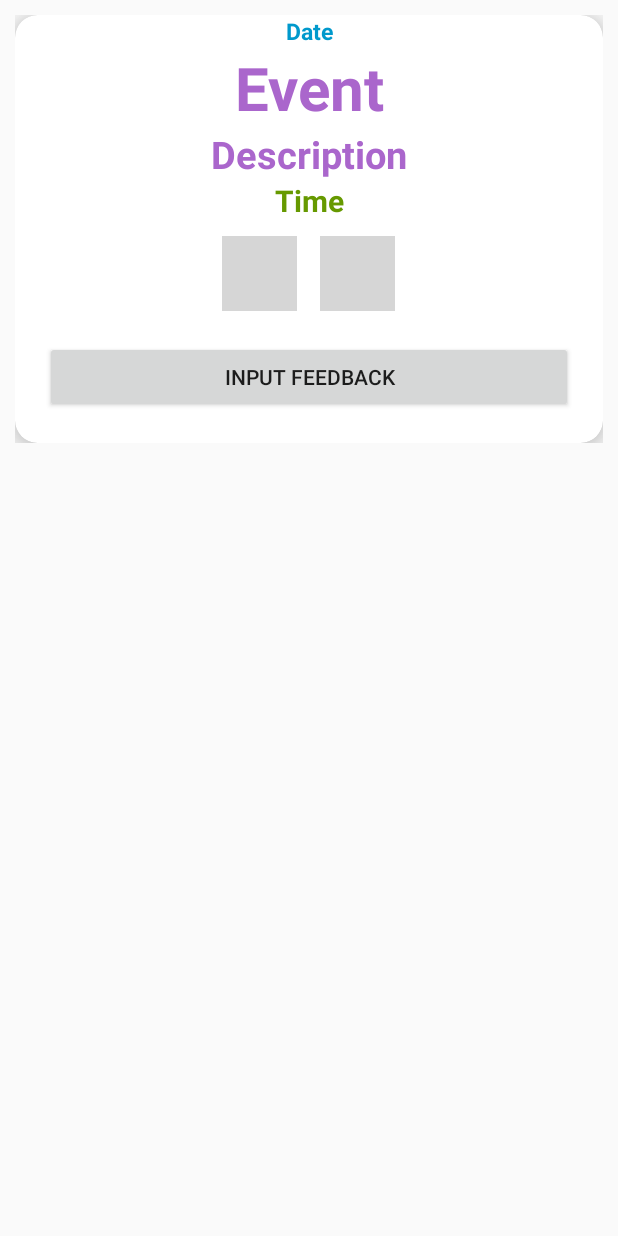
After one commit to FamiliarPoison/Calendar-App, an Android app: the layout show_events_member_layout.xml on its own in the app's theme, with its tools: preview values and no code run, on a phone screen of 412 x 824 dp. The commit adds this screen. Run offline under Robolectric (Android 15) with nearby library versions, the phone set to English and light mode, and no system bars; grey boxes are pictures that could not be loaded.

Commit message:
Implement Feedback form

```diff
--- /dev/null
+++ b/app/src/main/res/layout/show_events_member_layout.xml
@@ -0,0 +1,99 @@
+<?xml version="1.0" encoding="utf-8"?>
+<LinearLayout xmlns:android="http://schemas.android.com/apk/res/android"
+    xmlns:app="http://schemas.android.com/apk/res-auto"
+    android:layout_width="match_parent"
+    android:layout_height="wrap_content"
+    android:layout_margin="10dp"
+    android:orientation="vertical">
+
+    <androidx.cardview.widget.CardView
+        android:layout_width="match_parent"
+        android:layout_height="wrap_content"
+        app:cardCornerRadius="15dp"
+        app:cardElevation="12sp">
+
+        <LinearLayout
+            android:layout_width="match_parent"
+            android:layout_height="wrap_content"
+            android:orientation="vertical">
+
+            <TextView
+                android:id="@+id/eventdate"
+                android:layout_width="match_parent"
+                android:layout_height="wrap_content"
+                android:gravity="center"
+                android:text="Date"
+                android:textColor="@android:color/holo_blue_dark"
+                android:textSize="15dp"
+                android:textStyle="bold" />
+
+            <TextView
+                android:id="@+id/eventname"
+                android:layout_width="match_parent"
+                android:layout_height="wrap_content"
+                android:gravity="center"
+                android:text="Event"
+                android:textColor="@android:color/holo_purple"
+                android:textSize="40dp"
+                android:textStyle="bold" />
+
+            <TextView
+                android:id="@+id/event_description"
+                android:layout_width="match_parent"
+                android:layout_height="wrap_content"
+                android:gravity="center"
+                android:text="Description"
+                android:textColor="@android:color/holo_purple"
+                android:textSize="25dp"
+                android:textStyle="bold" />
+
+
+            <TextView
+                android:id="@+id/eventime"
+                android:layout_width="match_parent"
+                android:layout_height="wrap_content"
+                android:gravity="center"
+                android:text="Time"
+                android:textColor="@android:color/holo_green_dark"
+                android:textSize="20dp"
+                android:textStyle="bold" />
+
+            <LinearLayout
+                android:layout_width="match_parent"
+                android:layout_height="wrap_content"
+                android:layout_marginTop="10dp"
+                android:gravity="center_horizontal"
+                android:orientation="horizontal">
+
+                <ImageButton
+                    android:id="@+id/alarmmeBtn"
+                    android:layout_width="50dp"
+                    android:layout_height="50dp"
+                    android:layout_gravity="center"
+                    android:layout_marginRight="15dp"
+                    android:background="@color/colorPrimaryDark"
+                    android:src="@drawable/ic_action_notification_off" />
+
+                <ImageButton
+                    android:id="@+id/progressBtn"
+                    android:layout_width="50dp"
+                    android:layout_height="50dp"
+                    android:layout_gravity="center"
+                    android:background="@color/colorPrimaryDark"
+                    android:src="@drawable/ic_action_progress_off" />
+
+            </LinearLayout>
+
+            <Button
+                android:id="@+id/delete"
+                android:layout_width="match_parent"
+                android:layout_height="wrap_content"
+                android:layout_margin="20dp"
+                android:text="INPUT FEEDBACK"
+                android:textAllCaps="false" />
+
+        </LinearLayout>
+
+    </androidx.cardview.widget.CardView>
+
+</LinearLayout>
```
Also changed, not shown: app/src/main/AndroidManifest.xml (+3 -6 lines), app/src/main/java/com/example/calendarapp_2/CustomCalendarView.java (+4 -3 lines), app/src/main/java/com/example/calendarapp_2/EventRecyclerAdapter.java (+44 -13 lines), app/src/main/java/com/example/calendarapp_2/Events.java (+7 -2 lines), app/src/main/java/com/example/calendarapp_2/Feedback.java (added, +68 -0 lines), app/src/main/java/com/example/calendarapp_2/firebase/FirebaseHelper.java (+29 -4 lines), app/src/main/java/com/example/calendarapp_2/firebase/model/EventsModel.java (+7 -1 lines), app/src/main/res/layout/activity_feedback.xml (added, +30 -0 lines), app/src/main/res/layout/show_events_admin_layout.xml (renamed from app/src/main/res/layout/show_events_rowlayout.xml, +12 -0 lines).
